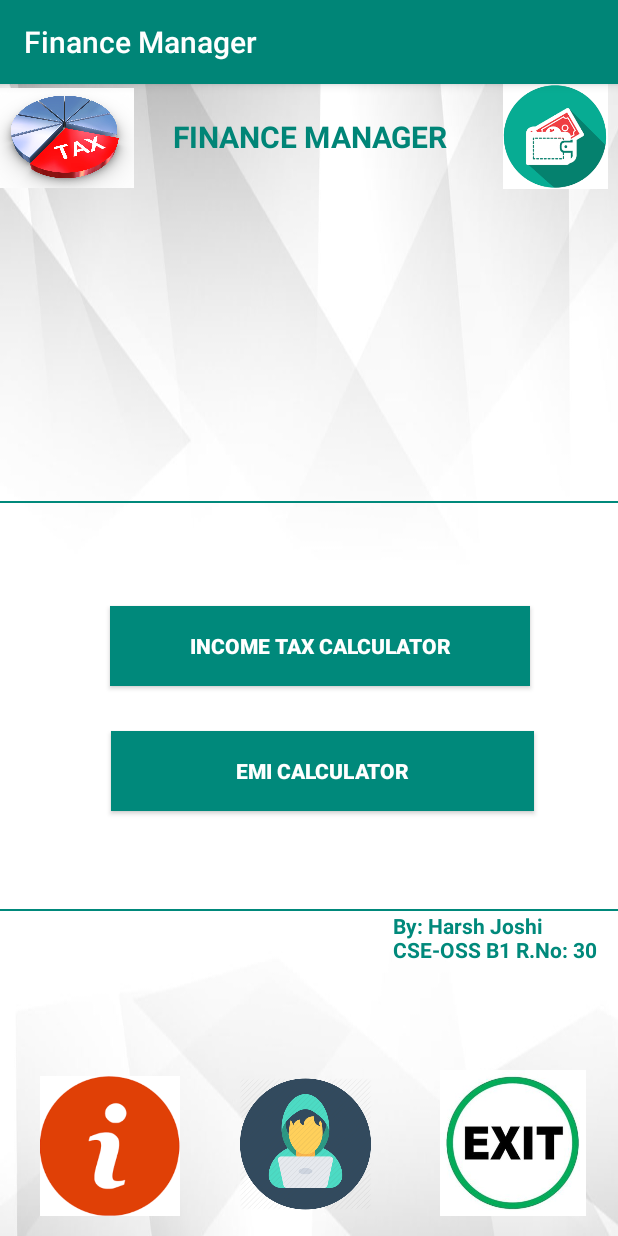
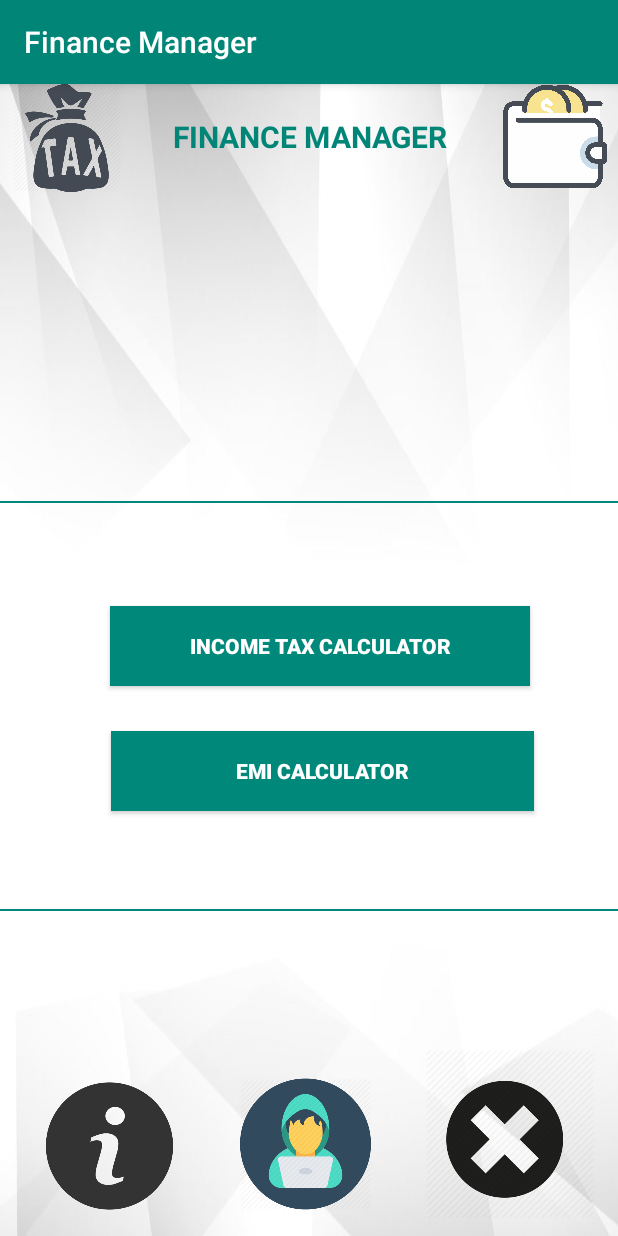
Before and after one commit to josharsh/Finance-Manager, an Android app: the screen it shows after launch (MainActivity), on a phone screen of 412 x 824 dp. Run offline under Robolectric (Android 15) with nearby library versions, the phone set to English and light mode, and no system bars.

Commit message:
Add exit button functionality and replace images with white background

```diff
--- a/app/src/main/java/com/cmt/taxcalculator/MainActivity.java
+++ b/app/src/main/java/com/cmt/taxcalculator/MainActivity.java
@@ -17,8 +17,6 @@ public class MainActivity extends AppCompatActivity {
     protected void onCreate(Bundle savedInstanceState) {
         super.onCreate(savedInstanceState);// To Display The Layout from activy_main resource layout file.
         setContentView(R.layout.activity_main);
-        t=(TextView)findViewById(R.id.textView4);
-        t.setText("By: Harsh Joshi CSE-OSS B1 R.No: 30");
         b1 = findViewById(R.id.button1);
         b2 = findViewById(R.id.button2);
 
@@ -38,4 +36,9 @@ public class MainActivity extends AppCompatActivity {
             }
         });
     }
+
+    public void exitApp() {
+        finish();
+    }
+
 }
--- a/app/src/main/res/layout/activity_main.xml
+++ b/app/src/main/res/layout/activity_main.xml
@@ -39,7 +39,7 @@
         app:layout_constraintStart_toEndOf="@+id/textView2"
         app:layout_constraintTop_toTopOf="parent"
         app:layout_constraintVertical_bias="0.4"
-        app:srcCompat="@drawable/tax2" />
+        app:srcCompat="@drawable/walleticon" />
 
     <ImageView
         android:id="@+id/imageView5"
@@ -52,7 +52,7 @@
         app:layout_constraintStart_toStartOf="parent"
         app:layout_constraintTop_toTopOf="parent"
         app:layout_constraintVertical_bias="0.0"
-        app:srcCompat="@drawable/tax" />
+        app:srcCompat="@drawable/taximg" />
 
     <Button
         android:id="@+id/button1"
@@ -120,7 +120,7 @@
         app:layout_constraintStart_toStartOf="parent"
         app:layout_constraintTop_toBottomOf="@+id/divider2"
         app:layout_constraintVertical_bias="0.894"
-        app:srcCompat="@drawable/about" />
+        app:srcCompat="@drawable/about2" />
 
     <ImageView
         android:id="@+id/imageView8"
@@ -136,28 +136,15 @@
 
     <ImageView
         android:id="@+id/imageView9"
-        android:layout_width="102dp"
-        android:layout_height="97dp"
+        android:layout_width="120dp"
+        android:layout_height="113dp"
+        android:onClick="exitApp"
         app:layout_constraintBottom_toBottomOf="parent"
         app:layout_constraintEnd_toEndOf="parent"
         app:layout_constraintHorizontal_bias="0.6"
         app:layout_constraintStart_toEndOf="@+id/imageView8"
         app:layout_constraintTop_toBottomOf="@+id/divider2"
         app:layout_constraintVertical_bias="0.891"
-        app:srcCompat="@drawable/exit" />
+        app:srcCompat="@drawable/closebutton" />
 
-    <TextView
-        android:id="@+id/textView4"
-        android:layout_width="150dp"
-        android:layout_height="56dp"
-        android:text="@string/ab"
-        android:textColor="#00897B"
-        android:textSize="14sp"
-        android:textStyle="bold"
-        app:layout_constraintBottom_toTopOf="@+id/imageView8"
-        app:layout_constraintEnd_toEndOf="parent"
-        app:layout_constraintHorizontal_bias="1.0"
-        app:layout_constraintStart_toStartOf="parent"
-        app:layout_constraintTop_toTopOf="@+id/divider2"
-        app:layout_constraintVertical_bias="0.023" />
 </android.support.constraint.ConstraintLayout>
```
Also changed, not shown: app/src/main/res/drawable/about2.png (added), app/src/main/res/drawable/closebutton.png (added), app/src/main/res/drawable/taximg.png (added), app/src/main/res/drawable/walleticon.png (added).
